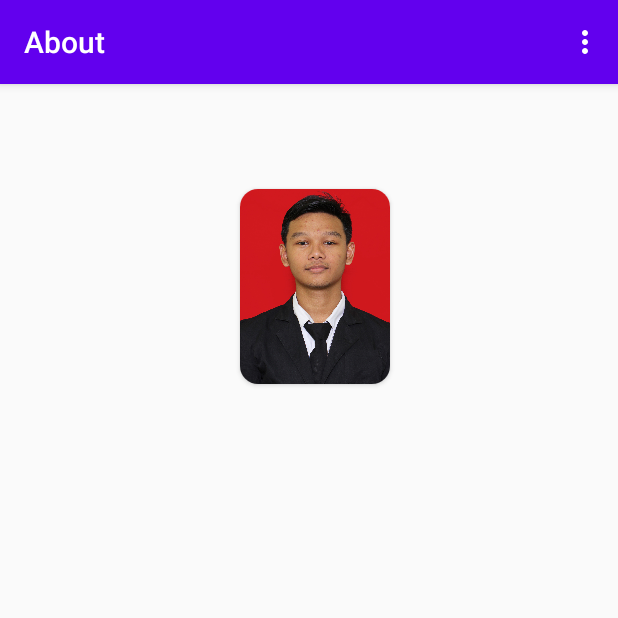
After one commit to Ferdiany19/Novel-Terlaris, an Android app: the AboutActivity screen opened directly, with no data from a screen before it, on a phone screen of 412 x 824 dp, the top half of it. The commit adds this screen. Run offline under Robolectric (Android 15) with nearby library versions, the phone set to English and light mode, and no system bars.

Commit message:
Adding About Activiy

```diff
--- a/app/src/main/AndroidManifest.xml
+++ b/app/src/main/AndroidManifest.xml
@@ -9,6 +9,7 @@
         android:roundIcon="@mipmap/ic_launcher_round"
         android:supportsRtl="true"
         android:theme="@style/AppTheme">
+        <activity android:name=".AboutActivity"></activity>
         <activity android:name=".MainActivity">
             <intent-filter>
                 <action android:name="android.intent.action.MAIN" />
--- /dev/null
+++ b/app/src/main/java/com/ferdian/novelterlaris/AboutActivity.kt
@@ -0,0 +1,41 @@
+package com.ferdian.novelterlaris
+
+import android.content.Intent
+import androidx.appcompat.app.AppCompatActivity
+import android.os.Bundle
+import android.view.Menu
+import android.view.MenuItem
+
+class AboutActivity : AppCompatActivity() {
+    var title = "About"
+
+    override fun onCreate(savedInstanceState: Bundle?) {
+        super.onCreate(savedInstanceState)
+        setContentView(R.layout.activity_about)
+        setTitle(title)
+    }
+
+    override fun onCreateOptionsMenu(menu: Menu?): Boolean {
+        menuInflater.inflate(R.menu.main_menu, menu)
+        return super.onCreateOptionsMenu(menu)
+    }
+
+    override fun onOptionsItemSelected(item: MenuItem): Boolean {
+        setMode(item.itemId)
+        return super.onOptionsItemSelected(item)
+    }
+
+    private fun moveHome() {
+        val moveIntent = Intent(this, MainActivity::class.java)
+        startActivity(moveIntent)
+    }
+
+    private fun setMode(selectedMode: Int) {
+        when(selectedMode) {
+            R.id.menu_home -> {
+                moveHome()
+            }
+
+        }
+    }
+}
--- a/app/src/main/java/com/ferdian/novelterlaris/Book.kt
+++ b/app/src/main/java/com/ferdian/novelterlaris/Book.kt
@@ -1,4 +1,6 @@
 package com.ferdian.novelterlaris
+
+import java.util.*
 
 data class Book(
     var pengarang: String = "",
--- /dev/null
+++ b/app/src/main/res/layout/activity_about.xml
@@ -0,0 +1,25 @@
+<?xml version="1.0" encoding="utf-8"?>
+<RelativeLayout
+    xmlns:android="http://schemas.android.com/apk/res/android"
+    xmlns:app="http://schemas.android.com/apk/res-auto"
+    xmlns:tools="http://schemas.android.com/tools"
+    android:layout_width="match_parent"
+    android:layout_height="match_parent">
+
+    <androidx.cardview.widget.CardView
+        android:id="@+id/rv_about"
+        android:layout_width="100dp"
+        android:layout_height="130dp"
+        app:cardCornerRadius="12dp"
+        android:layout_marginLeft="160dp"
+        android:layout_marginTop="70dp"
+        android:elevation="10dp">
+
+        <ImageView
+            android:id="@+id/imageView3"
+            android:layout_width="match_parent"
+            android:layout_height="wrap_content"
+            android:background="@drawable/profile"
+            android:scaleType="centerCrop" />
+    </androidx.cardview.widget.CardView>
+</RelativeLayout>
--- /dev/null
+++ b/app/src/main/res/menu/main_menu.xml
@@ -0,0 +1,13 @@
+<?xml version="1.0" encoding="utf-8"?>
+<menu xmlns:android="http://schemas.android.com/apk/res/android"
+    xmlns:app="http://schemas.android.com/apk/res-auto">
+    <item
+        android:title="@string/home"
+        android:id="@+id/menu_home"
+        app:showAsAction="never"/>
+
+    <item
+        android:id="@+id/menu_about"
+        android:title="@string/about"
+        app:showAsAction="never"/>
+</menu>
--- a/app/src/main/res/values/strings.xml
+++ b/app/src/main/res/values/strings.xml
@@ -4,4 +4,7 @@
     <string name="rank">rank</string>
     <string name="tahun_rilis">Tahun Rilis</string>
     <string name="detail">Detail</string>
+    <string name="judul">Judul</string>
+    <string name="home">Home</string>
+    <string name="about">About</string>
 </resources>
```
Also changed, not shown: app/build.gradle (+3 -4 lines), app/src/main/java/com/ferdian/novelterlaris/MainActivity.kt (+34 -6 lines), app/src/main/java/com/ferdian/novelterlaris/adapter/ListView.kt (+6 -2 lines), app/src/main/res/layout/activity_main.xml (+6 -8 lines), app/src/main/res/layout/card_books.xml (+27 -25 lines), app/src/main/res/drawable/profile.JPG (added).
